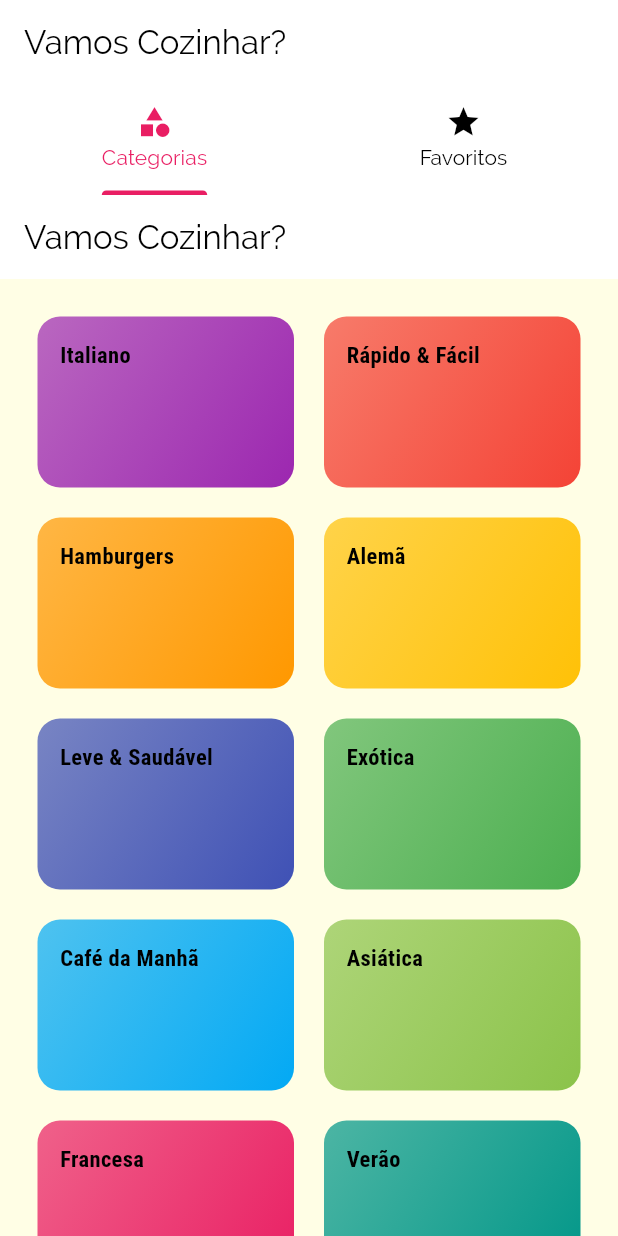
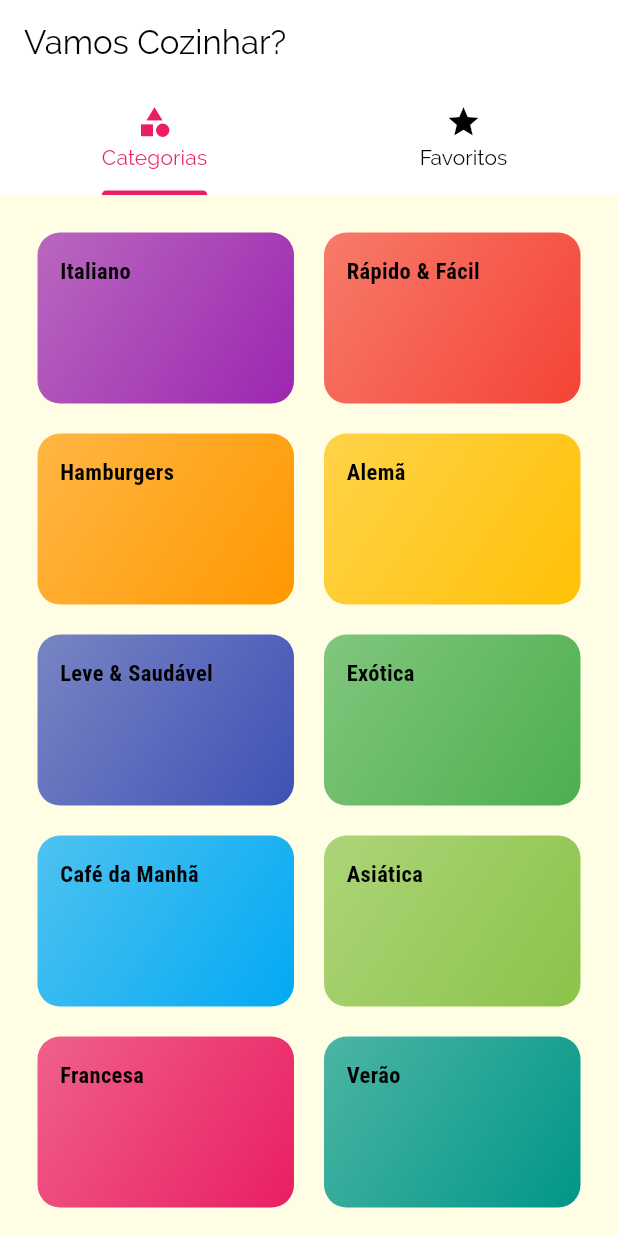
Before and after one commit to LeonardoVechieti/meals, a Flutter app: the screen it shows after launch, on a phone screen of 412 x 824 dp. Run offline on Flutter 3.47's test engine with Material 3 defaults, Android fonts, the phone set to English and light mode, and no system bars.

Commit message:
Fix | Removendo Scaffold desnecessário

```diff
--- a/lib/screens/categories_screen.dart
+++ b/lib/screens/categories_screen.dart
@@ -7,11 +7,7 @@ class CategoriesScreen extends StatelessWidget {
 
   @override
   Widget build(BuildContext context) {
-    return Scaffold(
-      appBar: AppBar(
-        title: const Text('Vamos Cozinhar?'),
-      ),
-      body: GridView(
+    return GridView(
         padding: const EdgeInsets.all(25),
         gridDelegate: const SliverGridDelegateWithMaxCrossAxisExtent(
           maxCrossAxisExtent: 200,
@@ -22,7 +18,6 @@ class CategoriesScreen extends StatelessWidget {
         children: dummyCategories.map((category) {
           return CategoryItem(category: category);
         }).toList(),
-      ),
-    );
+      );
   }
 }
```
